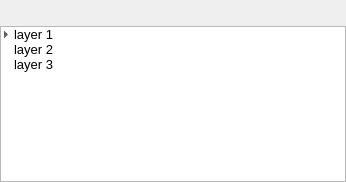
Above: jakarto_layers_qgis/ui/main_panel.ui from jakarto3d/jakarto-layers-qgis-plugin before the change. Below: the same form after it.
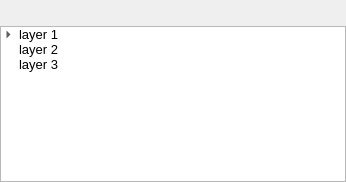
That is the form after the change. Icons and pictures are not drawn.

```diff
--- a/jakarto_layers_qgis/ui/main_panel.ui
+++ b/jakarto_layers_qgis/ui/main_panel.ui
@@ -153,7 +153,7 @@
        </font>
       </property>
       <property name="indentation">
-       <number>10</number>
+       <number>15</number>
       </property>
       <attribute name="headerVisible">
        <bool>false</bool>
```
